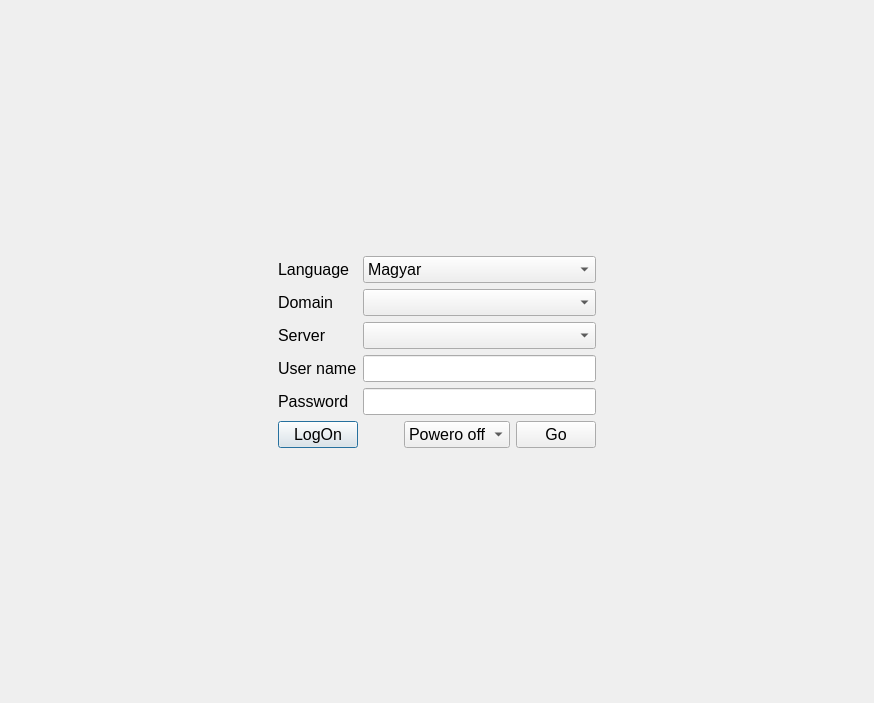
Old version of the form dialog.ui in the repository csikfer/rdpwrp.
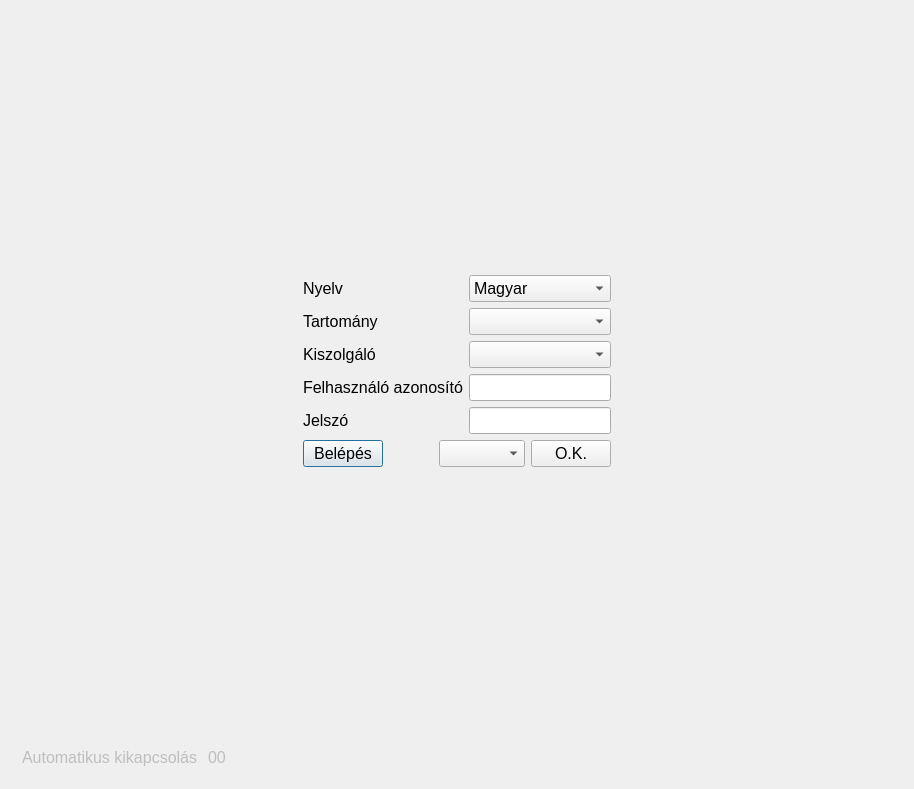
New version of the form.

Patch:
```diff
--- a/dialog.ui
+++ b/dialog.ui
@@ -6,8 +6,8 @@
    <rect>
     <x>0</x>
     <y>0</y>
-    <width>874</width>
-    <height>703</height>
+    <width>914</width>
+    <height>789</height>
    </rect>
   </property>
   <property name="sizePolicy">
@@ -66,28 +66,28 @@
          <item row="0" column="0">
           <widget class="QLabel" name="languageL">
            <property name="text">
-            <string>Language</string>
+            <string>Nyelv</string>
            </property>
           </widget>
          </item>
          <item row="1" column="0">
           <widget class="QLabel" name="domainL">
            <property name="text">
-            <string>Domain</string>
+            <string>Tartomány</string>
            </property>
           </widget>
          </item>
          <item row="2" column="0">
           <widget class="QLabel" name="serverL">
            <property name="text">
-            <string>Server</string>
+            <string>Kiszolgáló</string>
            </property>
           </widget>
          </item>
          <item row="3" column="0">
           <widget class="QLabel" name="userL">
            <property name="text">
-            <string>User name</string>
+            <string>Felhasználó azonosító</string>
            </property>
           </widget>
          </item>
@@ -104,7 +104,7 @@
          <item row="4" column="0">
           <widget class="QLabel" name="passwordL">
            <property name="text">
-            <string>Password</string>
+            <string>Jelszó</string>
            </property>
           </widget>
          </item>
@@ -143,7 +143,7 @@
          <item>
           <widget class="QPushButton" name="logOnPB">
            <property name="text">
-            <string>LogOn</string>
+            <string>Belépés</string>
            </property>
           </widget>
          </item>
@@ -161,33 +161,12 @@
           </spacer>
          </item>
          <item>
-          <widget class="QComboBox" name="goCB">
-           <item>
-            <property name="text">
-             <string>Powero off</string>
-            </property>
-           </item>
-           <item>
-            <property name="text">
-             <string>Help</string>
-            </property>
-           </item>
-           <item>
-            <property name="text">
-             <string>Browswer</string>
-            </property>
-           </item>
-           <item>
-            <property name="text">
-             <string>Terminal</string>
-            </property>
-           </item>
-          </widget>
+          <widget class="QComboBox" name="goCB"/>
          </item>
          <item>
           <widget class="QPushButton" name="goPB">
            <property name="text">
-            <string>Go</string>
+            <string>O.K.</string>
            </property>
           </widget>
          </item>
@@ -223,6 +202,48 @@
      </property>
     </spacer>
    </item>
+   <item>
+    <widget class="QWidget" name="widget" native="true">
+     <layout class="QHBoxLayout" name="horizontalLayout_3">
+      <item>
+       <widget class="QLabel" name="autoOffL">
+        <property name="enabled">
+         <bool>false</bool>
+        </property>
+        <property name="text">
+         <string>Automatikus kikapcsolás </string>
+        </property>
+       </widget>
+      </item>
+      <item>
+       <widget class="QLabel" name="autoOffCnt">
+        <property name="enabled">
+         <bool>false</bool>
+        </property>
+        <property name="toolTip">
+         <string notr="true"/>
+        </property>
+        <property name="text">
+         <string>00</string>
+        </property>
+       </widget>
+      </item>
+      <item>
+       <spacer name="horizontalSpacer_4">
+        <property name="orientation">
+         <enum>Qt::Horizontal</enum>
+        </property>
+        <property name="sizeHint" stdset="0">
+         <size>
+          <width>598</width>
+          <height>20</height>
+         </size>
+        </property>
+       </spacer>
+      </item>
+     </layout>
+    </widget>
+   </item>
   </layout>
  </widget>
  <layoutdefault spacing="6" margin="11"/>
```
